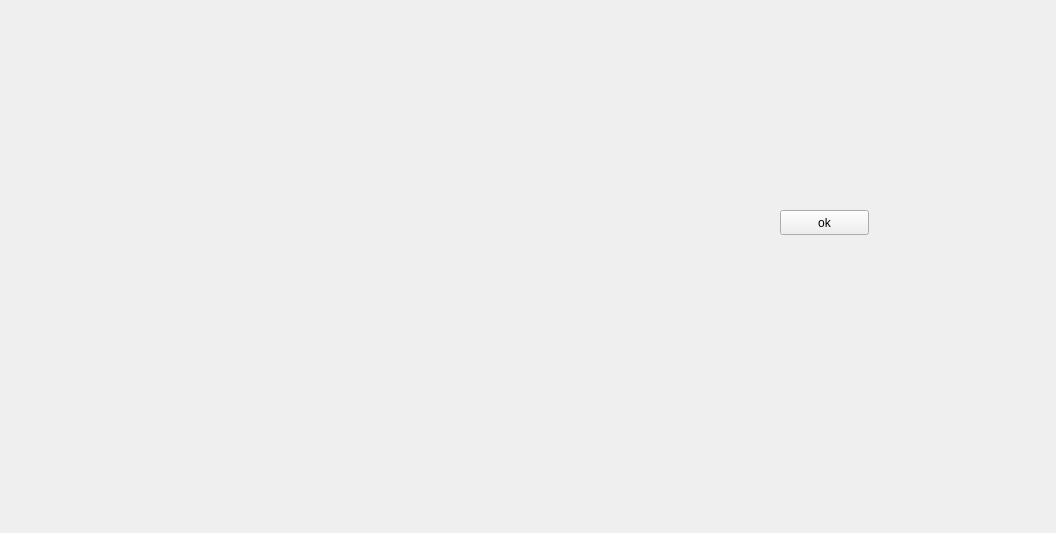
This is rviz_test/rviz_widget.ui in Huainanz/GUI_Demo as Qt 5 draws it before an edit. The edited form follows.
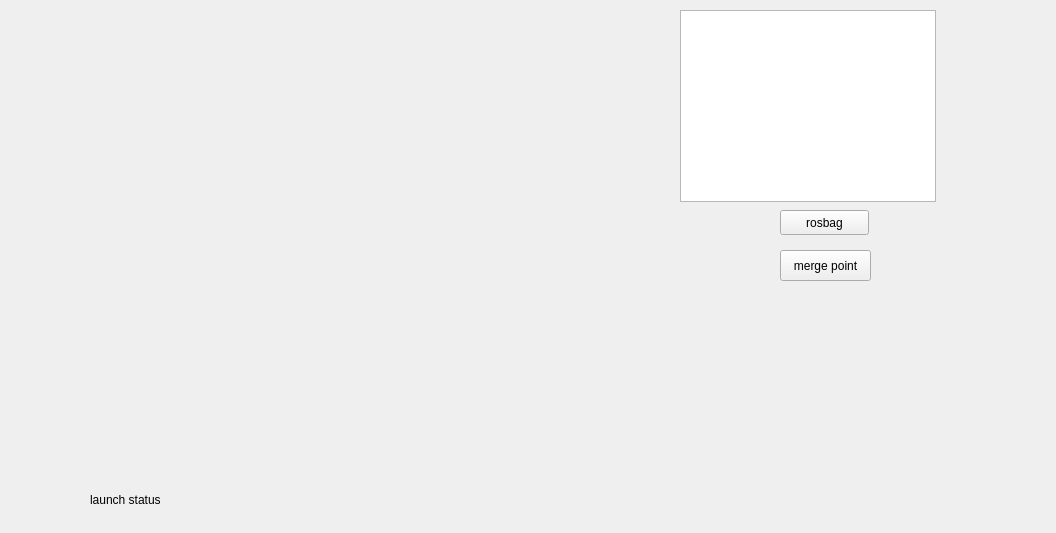
This is the edited form. Custom widgets are drawn as their Qt base class.

Commit message: rviz mit rosbag roslaunch slot()

Patch:
```diff
--- a/rviz_test/rviz_widget.ui
+++ b/rviz_test/rviz_widget.ui
@@ -16,10 +16,10 @@
   <widget class="QWidget" name="gridLayoutWidget">
    <property name="geometry">
     <rect>
-     <x>50</x>
-     <y>50</y>
-     <width>491</width>
-     <height>471</height>
+     <x>10</x>
+     <y>10</y>
+     <width>511</width>
+     <height>411</height>
     </rect>
    </property>
    <layout class="QGridLayout" name="rviz_layout"/>
@@ -34,10 +34,64 @@
     </rect>
    </property>
    <property name="text">
-    <string>ok</string>
+    <string>rosbag</string>
+   </property>
+  </widget>
+  <widget class="QPushButton" name="mergepoint_PB">
+   <property name="geometry">
+    <rect>
+     <x>780</x>
+     <y>250</y>
+     <width>91</width>
+     <height>31</height>
+    </rect>
+   </property>
+   <property name="text">
+    <string>merge point</string>
+   </property>
+  </widget>
+  <widget class="Lampe" name="lampe_widget" native="true">
+   <property name="geometry">
+    <rect>
+     <x>200</x>
+     <y>470</y>
+     <width>71</width>
+     <height>51</height>
+    </rect>
+   </property>
+  </widget>
+  <widget class="QLabel" name="launchstatus_label">
+   <property name="geometry">
+    <rect>
+     <x>90</x>
+     <y>490</y>
+     <width>101</width>
+     <height>20</height>
+    </rect>
+   </property>
+   <property name="text">
+    <string>launch status</string>
+   </property>
+  </widget>
+  <widget class="QTextBrowser" name="textBrowser">
+   <property name="geometry">
+    <rect>
+     <x>680</x>
+     <y>10</y>
+     <width>256</width>
+     <height>192</height>
+    </rect>
    </property>
   </widget>
  </widget>
+ <customwidgets>
+  <customwidget>
+   <class>Lampe</class>
+   <extends>QWidget</extends>
+   <header>lampe.h</header>
+   <container>1</container>
+  </customwidget>
+ </customwidgets>
  <resources/>
  <connections/>
 </ui>
```
Left out of the diff: 2 changed lines with no effect on the pictures. The commit also changes 14 other files.
